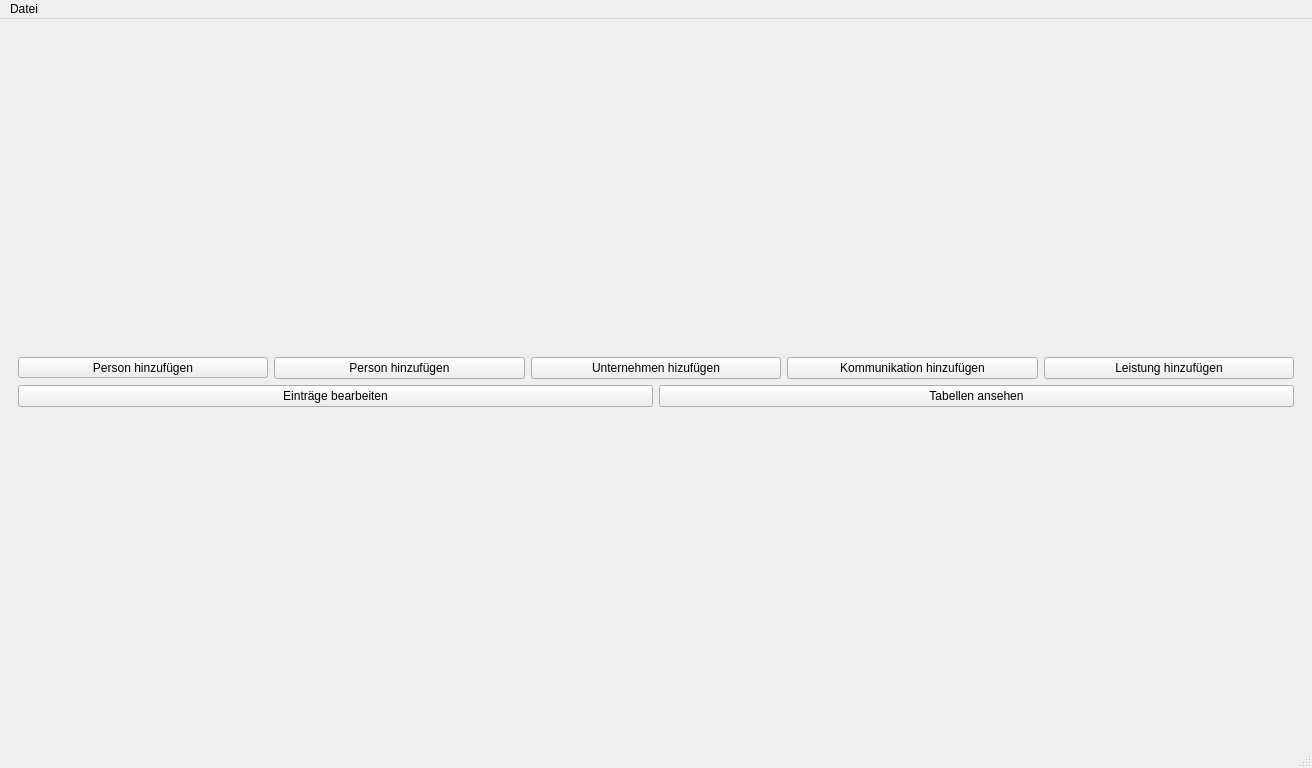
Old version of the form mainwindow.ui in the repository green-lion-racing/glr-database.
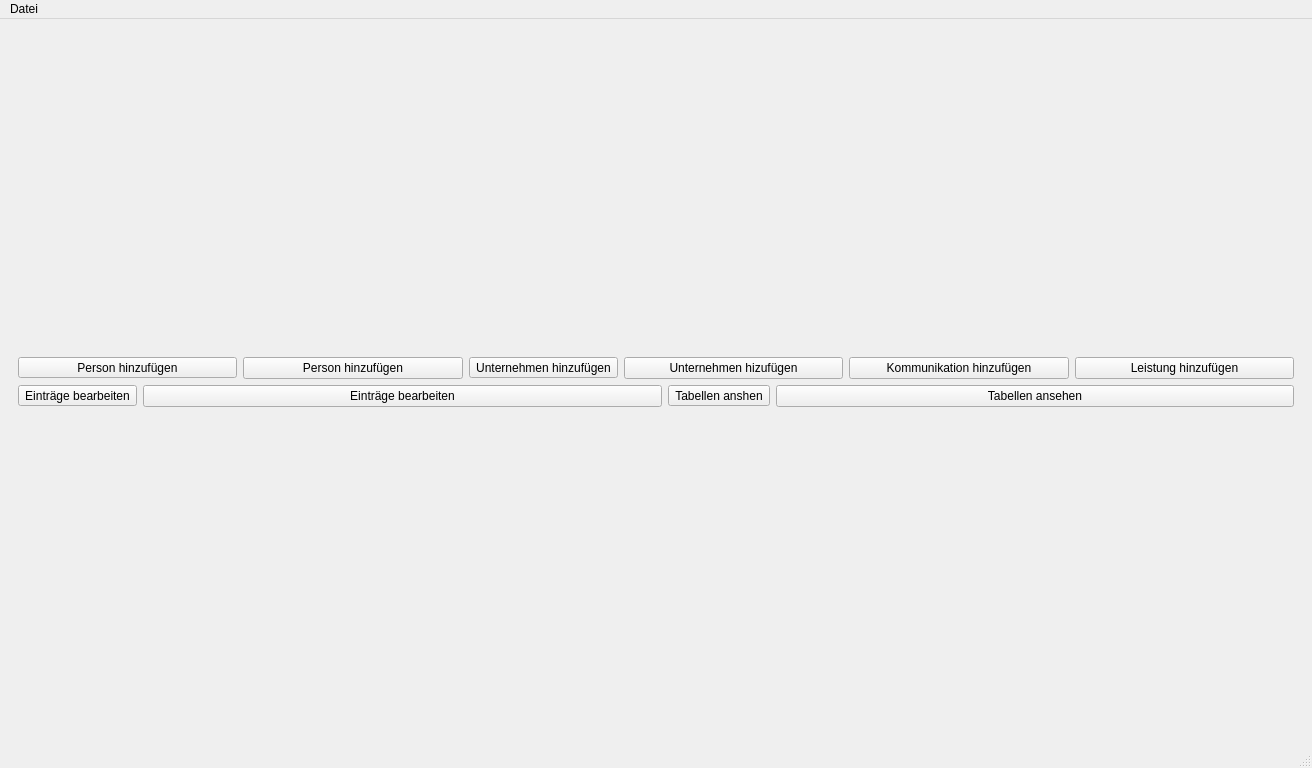
New version of the form. Custom widgets are drawn as their Qt base class.

Commit message: Added icons and deleted pushbuttons - added icons icon_company.png, icon_edit.png and icon_lens, also included into resource file - pb_createPerson and pb_createCompany deleted

Diff of the .ui file:
```diff
--- a/mainwindow.ui
+++ b/mainwindow.ui
@@ -58,6 +58,16 @@
               </property>
              </widget>
             </item>
+            <item>
+             <widget class="QToolButton" name="tb_createCompany">
+              <property name="text">
+               <string>Unternehmen hinzufügen</string>
+              </property>
+              <property name="toolButtonStyle">
+               <enum>Qt::ToolButtonTextUnderIcon</enum>
+              </property>
+             </widget>
+            </item>
             <item>
              <widget class="QPushButton" name="pb_createCompany">
               <property name="minimumSize">
@@ -104,6 +114,16 @@
           </item>
           <item>
            <layout class="QHBoxLayout" name="horizontalLayout_5">
+            <item>
+             <widget class="QToolButton" name="tb_modifyTables">
+              <property name="text">
+               <string>Einträge bearbeiten</string>
+              </property>
+              <property name="toolButtonStyle">
+               <enum>Qt::ToolButtonTextUnderIcon</enum>
+              </property>
+             </widget>
+            </item>
             <item>
              <widget class="QPushButton" name="pb_modifyTables">
               <property name="text">
@@ -111,6 +131,16 @@
               </property>
              </widget>
             </item>
+            <item>
+             <widget class="QToolButton" name="tb_displayTables">
+              <property name="text">
+               <string>Tabellen anshen</string>
+              </property>
+              <property name="toolButtonStyle">
+               <enum>Qt::ToolButtonTextUnderIcon</enum>
+              </property>
+             </widget>
+            </item>
             <item>
              <widget class="QPushButton" name="pb_seeTables">
               <property name="text">
```
The commit also changes 7 other files.
